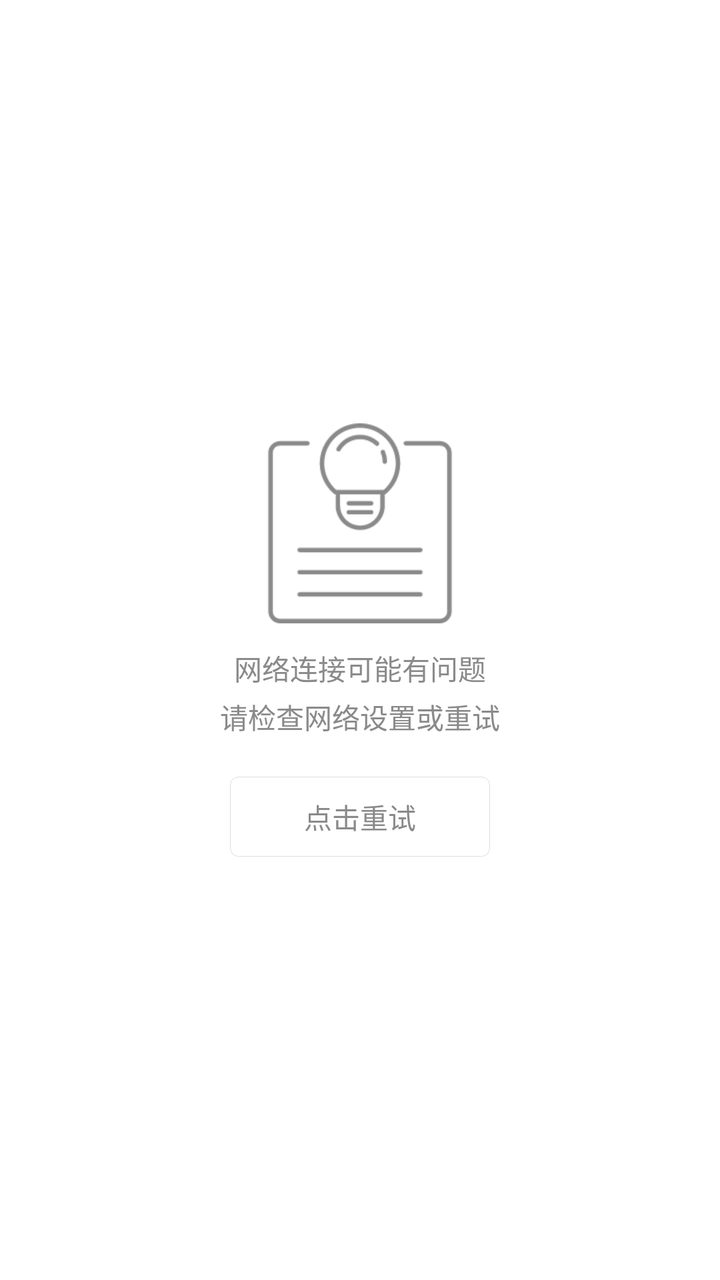
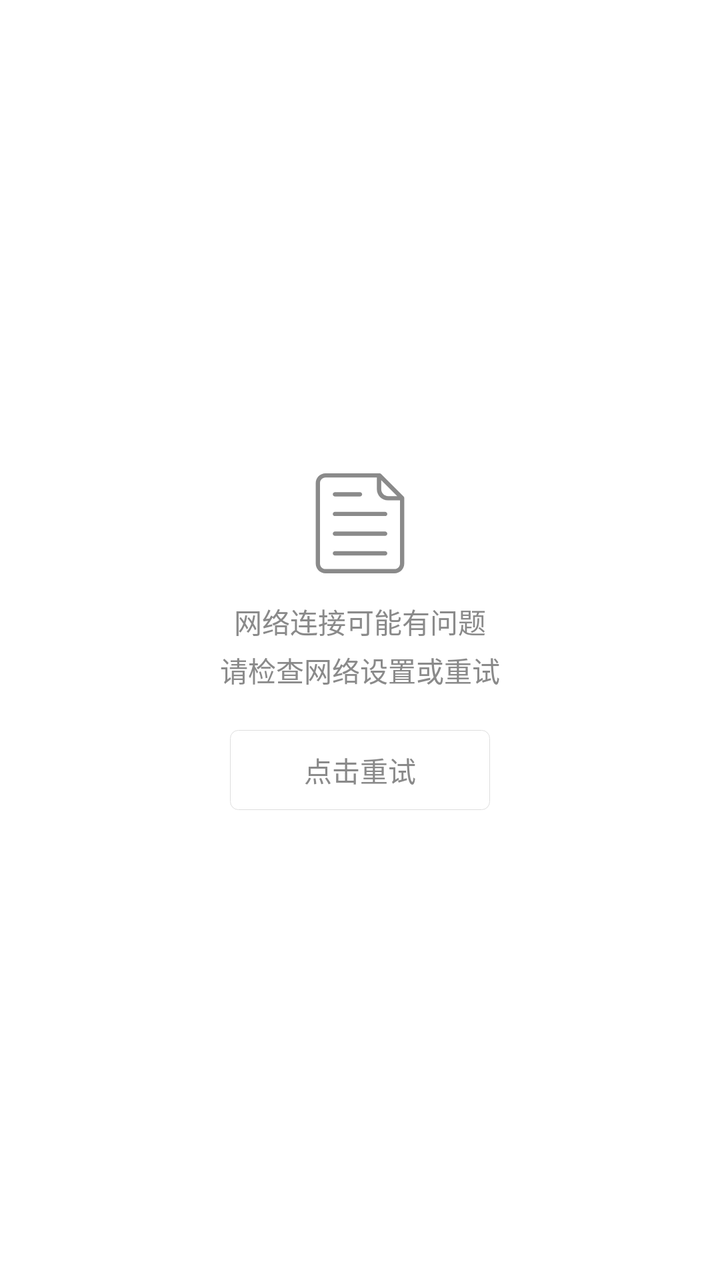

Two renders of the same Android screen: before a commit and after it. Below are the layout's source before the change and the commit's diff.
<!-- AndroidManifest.xml: application theme AppBaseTheme -->
<!-- res/layout/base_empty_layout.xml -->
<?xml version="1.0" encoding="utf-8"?>
<RelativeLayout xmlns:android="http://schemas.android.com/apk/res/android"
    android:layout_width="fill_parent"
    android:layout_height="fill_parent"
    android:background="@color/white">

    <LinearLayout
        android:layout_width="fill_parent"
        android:layout_height="fill_parent"
        android:gravity="center"
        android:orientation="vertical">

        <ImageView
            android:id="@+id/empty_icon"
            android:layout_width="wrap_content"
            android:layout_height="wrap_content"
            android:src="@mipmap/empty_icon" />

        <TextView
            android:id="@+id/empty_text"
            android:layout_width="fill_parent"
            android:layout_height="wrap_content"
            android:layout_marginLeft="10dp"
            android:layout_marginRight="10dp"
            android:layout_marginTop="12dp"
            android:gravity="center|top"
            android:lineSpacingMultiplier="1.2"
            android:text="@string/no_net_tips"
            android:textColor="#8a8a8a"
            android:textSize="14sp" />

        <Button
            android:id="@+id/button"
            android:layout_width="130dp"
            android:layout_height="40dp"
            android:layout_marginTop="20dp"
            android:background="@drawable/btn_bg_style_1"
            android:text="点击重试"
            android:textColor="#8a8a8a"
            android:textSize="14dp" />
    </LinearLayout>

</RelativeLayout>
<!-- resources referenced by this layout -->
<resources>
  <color name="white">#ffffff</color>
  <!-- drawable btn_bg_style_1 (drawable) -->
  <?xml version="1.0" encoding="utf-8"?>
  <shape xmlns:android="http://schemas.android.com/apk/res/android"
      android:shape="rectangle">
      <solid android:color="@color/transparent" />
      <corners android:radius="4dp" />
      <stroke
          android:width="1px"
          android:color="@color/line" />
  </shape>
  <!-- mipmap empty_icon: png bitmap (drawable-xxhdpi, 3143 bytes) -->
  <string name="no_net_tips">网络连接可能有问题\n请检查网络设置或重试</string>
  <style name="AppBaseTheme" parent="@style/Theme.AppCompat.NoActionBar">
          <item name="android:windowNoTitle">true</item>
          <item name="android:windowContentOverlay">@null</item>
          <item name="android:windowAnimationStyle">@style/AnimationActivity</item>
          <item name="colorPrimary">@color/black</item>
          <item name="colorPrimaryDark">@color/black</item>
          <item name="colorAccent">@color/colorAccent</item>
      </style>
  <color name="transparent">#00000000</color>
  <color name="line">#dedede</color>
  <style name="AnimationActivity" parent="@android:style/Animation.Activity">
          <item name="android:activityOpenEnterAnimation">@anim/slide_in_right</item>
          <item name="android:activityCloseExitAnimation">@anim/slide_out_right</item>
          <item name="android:activityCloseEnterAnimation">@anim/slide_in_left</item>
          <item name="android:activityOpenExitAnimation">@anim/slide_out_left</item>
      </style>
  <color name="black">#000000</color>
  <color name="colorAccent">#FF4081</color>
</resources>

<!-- the commit's change to res/layout/base_empty_layout.xml (unified diff, before → after) -->
@@ -14,7 +14,7 @@
             android:id="@+id/empty_icon"
             android:layout_width="wrap_content"
             android:layout_height="wrap_content"
-            android:src="@mipmap/empty_icon" />
+            android:src="@drawable/empty_icon" />
 
         <TextView
             android:id="@+id/empty_text"
<!-- resource entries referenced after the edit -->
@@ -11,7 +11,7 @@
           android:width="1px"
           android:color="@color/line" />
   </shape>
-  <!-- mipmap empty_icon: png bitmap (drawable-xxhdpi, 3143 bytes) -->
+  <!-- drawable empty_icon: png bitmap (drawable-xhdpi, 5363 bytes) -->
   <string name="no_net_tips">网络连接可能有问题\n请检查网络设置或重试</string>
   <style name="AppBaseTheme" parent="@style/Theme.AppCompat.NoActionBar">
           <item name="android:windowNoTitle">true</item>
